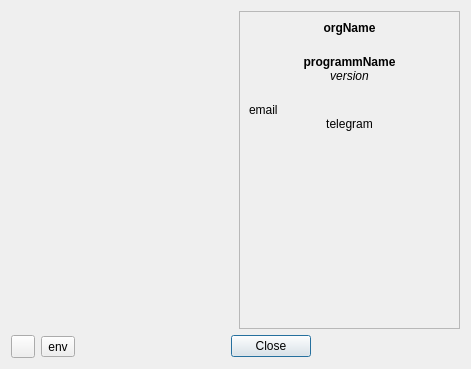
The window that Qt/lib/mw/aboutbox/src/ui/aboutbox.ui (RinatB2017/mega_GIT) describes before a commit, drawn with Qt 5.
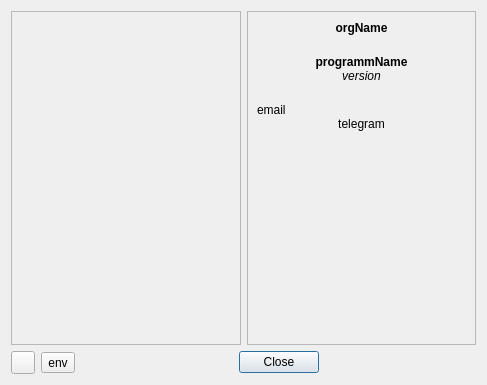
The same window after the commit. Icons and pictures are not drawn.

What changed in the file:
```diff
--- a/Qt/lib/mw/aboutbox/src/ui/aboutbox.ui
+++ b/Qt/lib/mw/aboutbox/src/ui/aboutbox.ui
@@ -6,8 +6,8 @@
    <rect>
     <x>0</x>
     <y>0</y>
-    <width>471</width>
-    <height>369</height>
+    <width>487</width>
+    <height>385</height>
    </rect>
   </property>
   <property name="windowTitle">
@@ -21,6 +21,15 @@
    <item>
     <layout class="QHBoxLayout" name="horizontalLayout">
      <item>
+      <widget class="QFrame" name="frame">
+       <property name="frameShape">
+        <enum>QFrame::StyledPanel</enum>
+       </property>
+       <property name="frameShadow">
+        <enum>QFrame::Raised</enum>
+       </property>
+       <layout class="QVBoxLayout" name="verticalLayout_2">
+        <item>
       <widget class="QLabel" name="labelLogo">
        <property name="pixmap">
         <pixmap resource="../../images/aboutbox.qrc">:/logo/avatar.png</pixmap>
@@ -28,6 +37,9 @@
        <property name="alignment">
         <set>Qt::AlignCenter</set>
        </property>
+         </widget>
+        </item>
+       </layout>
       </widget>
      </item>
      <item>
```
Lines whose indentation alone changed are shown as unchanged.
